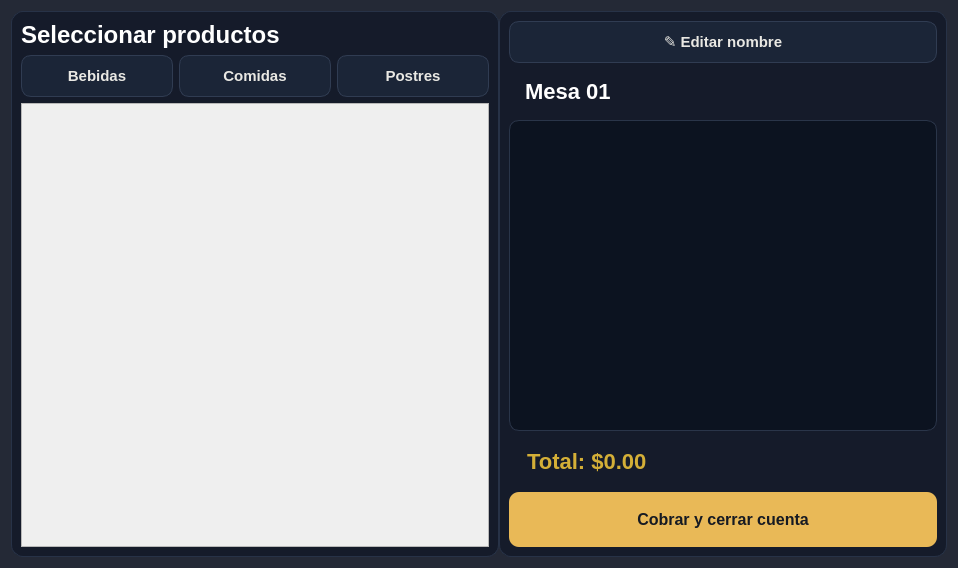
Before: the Qt Designer form pedido.ui in Bakachi12/Menu, drawn with Qt 5.
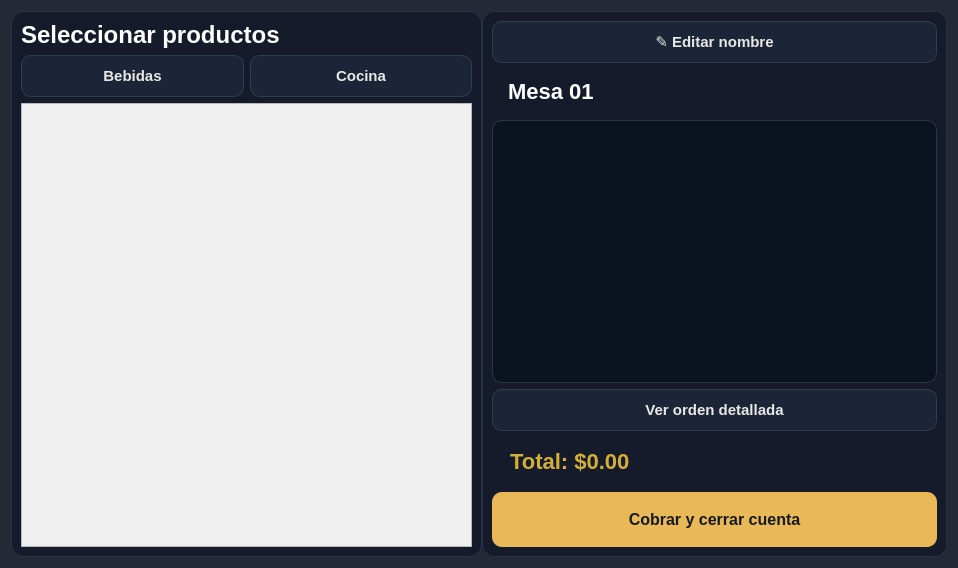
After: the same form once the commit is applied.

Commit message: Terminal principal: separar bar y cocina, personalizar platos y consultar la orden detallada

What changed in the file:
```diff
--- a/pedido.ui
+++ b/pedido.ui
@@ -41,6 +41,8 @@
     font-weight: 600;
 }
 
+QPushButton:checked { background-color: #D6AE62; color: #101725; }
+
 QPushButton:hover {
     background-color: #28354A;
     color: #F2C66D;
@@ -106,17 +108,11 @@
          <item>
           <widget class="QPushButton" name="pushButton_2">
            <property name="text">
-            <string>Comidas</string>
+            <string>Cocina</string>
            </property>
           </widget>
          </item>
-         <item>
-          <widget class="QPushButton" name="pushButton_3">
-           <property name="text">
-            <string>Postres</string>
-           </property>
-          </widget>
-         </item>
+
         </layout>
        </item>
        <item>
@@ -209,6 +205,11 @@
          </property>
         </widget>
        </item>
+       <item>
+        <widget class="QPushButton" name="btnDetalle">
+         <property name="text"><string>Ver orden detallada</string></property>
+        </widget>
+       </item>
        <item>
         <widget class="QLabel" name="lblTotal">
          <property name="styleSheet">
```
Left out of the diff: 4 changed lines with no effect on the pictures. The commit also changes 5 other files.
